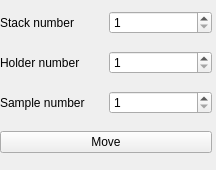
This is isstools/ui/ui_sample_positioner.ui in NSLS-II-ISS/isstools as Qt 5 draws it before an edit. The edited form follows.
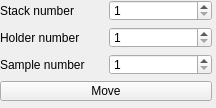
This is the edited form.

The edit to the form file:
```diff
--- a/isstools/ui/ui_sample_positioner.ui
+++ b/isstools/ui/ui_sample_positioner.ui
@@ -7,7 +7,7 @@
     <x>0</x>
     <y>0</y>
     <width>216</width>
-    <height>170</height>
+    <height>108</height>
    </rect>
   </property>
   <property name="windowTitle">
@@ -19,7 +19,7 @@
      <x>0</x>
      <y>0</y>
      <width>212</width>
-     <height>164</height>
+     <height>101</height>
     </rect>
    </property>
    <layout class="QGridLayout" name="gridLayout">
```
